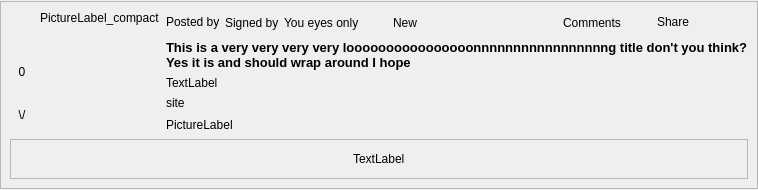
Before: the Qt Designer form retroshare-gui/src/gui/Posted/BoardPostDisplayWidget.ui in RetroShare/RetroShare, drawn with Qt 5.
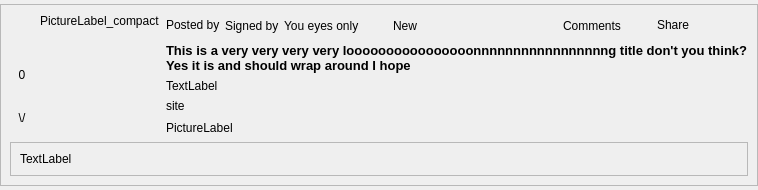
After: the same form once the commit is applied. Icons and pictures are not drawn. Custom widgets are drawn as their Qt base class.

Commit message: fixed layout in Boards

Patch:
```diff
--- a/retroshare-gui/src/gui/Posted/BoardPostDisplayWidget.ui
+++ b/retroshare-gui/src/gui/Posted/BoardPostDisplayWidget.ui
@@ -415,21 +415,14 @@
            <enum>QFrame::Raised</enum>
           </property>
           <layout class="QHBoxLayout" name="horizontalLayout_4">
-           <item>
-            <spacer name="horizontalSpacer_2">
-             <property name="orientation">
-              <enum>Qt::Horizontal</enum>
-             </property>
-             <property name="sizeHint" stdset="0">
-              <size>
-               <width>257</width>
-               <height>20</height>
-              </size>
-             </property>
-            </spacer>
-           </item>
            <item>
             <widget class="QLabel" name="pictureLabel_2">
+             <property name="sizePolicy">
+              <sizepolicy hsizetype="MinimumExpanding" vsizetype="Preferred">
+               <horstretch>0</horstretch>
+               <verstretch>0</verstretch>
+              </sizepolicy>
+             </property>
              <property name="text">
               <string>TextLabel</string>
              </property>
@@ -444,19 +437,6 @@
              </property>
             </widget>
            </item>
-           <item>
-            <spacer name="horizontalSpacer_5">
-             <property name="orientation">
-              <enum>Qt::Horizontal</enum>
-             </property>
-             <property name="sizeHint" stdset="0">
-              <size>
-               <width>257</width>
-               <height>20</height>
-              </size>
-             </property>
-            </spacer>
-           </item>
           </layout>
          </widget>
         </item>
```
